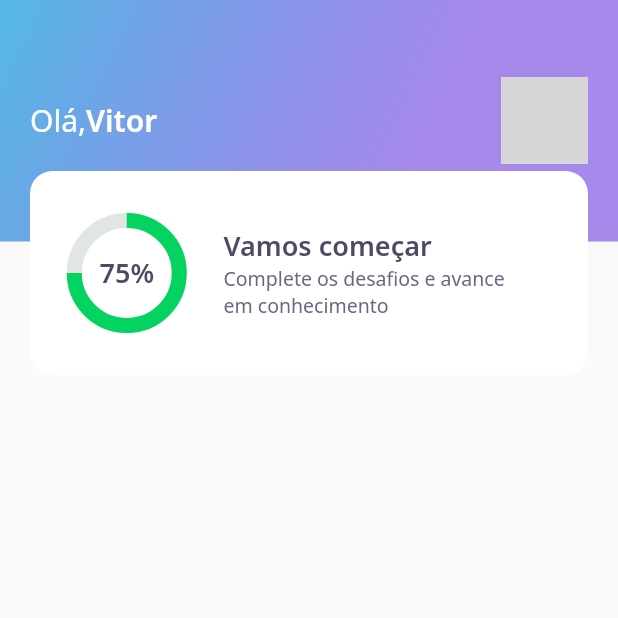
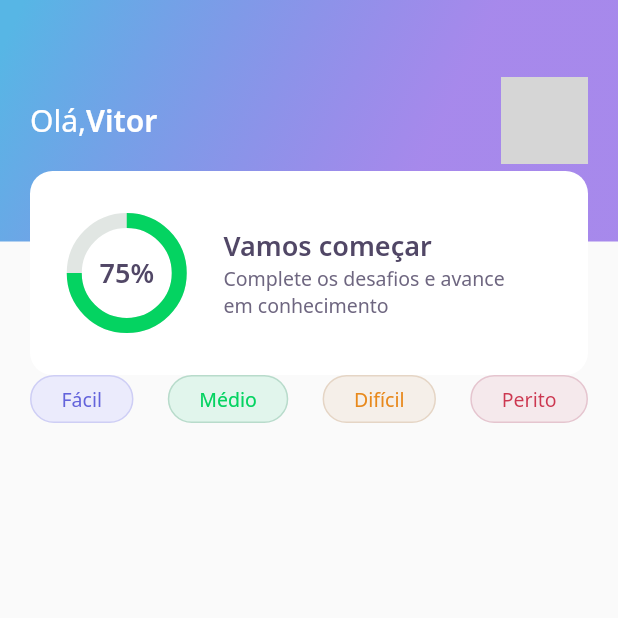
Before and after one commit to VitorLamego/QuizDev, a Flutter app: the screen it shows after launch, on a phone screen of 412 x 824 dp, the top half of it. Run offline on Flutter 3.47's test engine with Material 2 defaults, Android fonts, the phone set to English and light mode, and no system bars; our stand-ins replace google_fonts; network calls fail; grey boxes are pictures that could not be loaded.

Commit message:
Add LevelButtons to HomePage

```diff
--- a/lib/home/home_page.dart
+++ b/lib/home/home_page.dart
@@ -1,4 +1,5 @@
 import 'package:DevQuiz/home/widgets/appbar/appbar_widget.dart';
+import 'package:DevQuiz/home/widgets/level_button/level_button_widget.dart';
 import 'package:flutter/material.dart';
 
 class HomePage extends StatefulWidget {
@@ -13,6 +14,22 @@ class _HomePageState extends State<HomePage> {
   Widget build(BuildContext context) {
     return Scaffold(
       appBar: AppBarWidget(),
+      body: Column(
+        children: [
+          Padding(
+            padding: const EdgeInsets.symmetric(horizontal: 20),
+            child: Row(
+              mainAxisAlignment: MainAxisAlignment.spaceBetween,
+              children: [
+                LevelButtonWidget(label: "Fácil"),
+                LevelButtonWidget(label: "Médio"),
+                LevelButtonWidget(label: "Difícil"),
+                LevelButtonWidget(label: 'Perito')
+              ],
+            ),
+          )
+        ],
+      ),
     );
   }
 }
```
